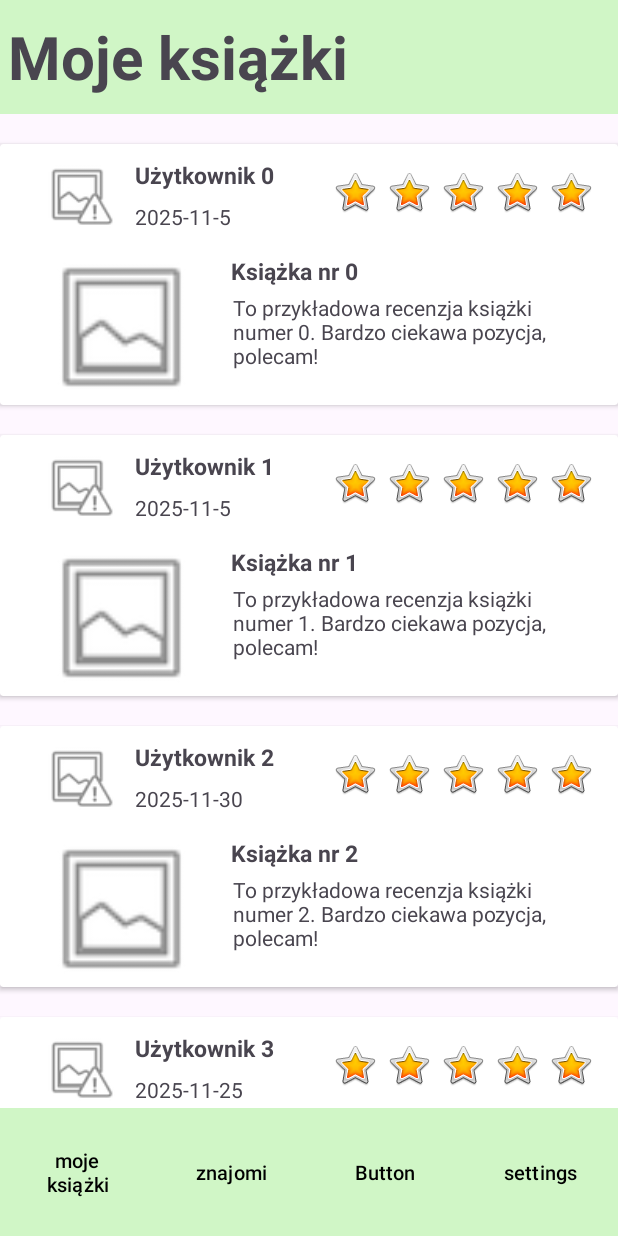
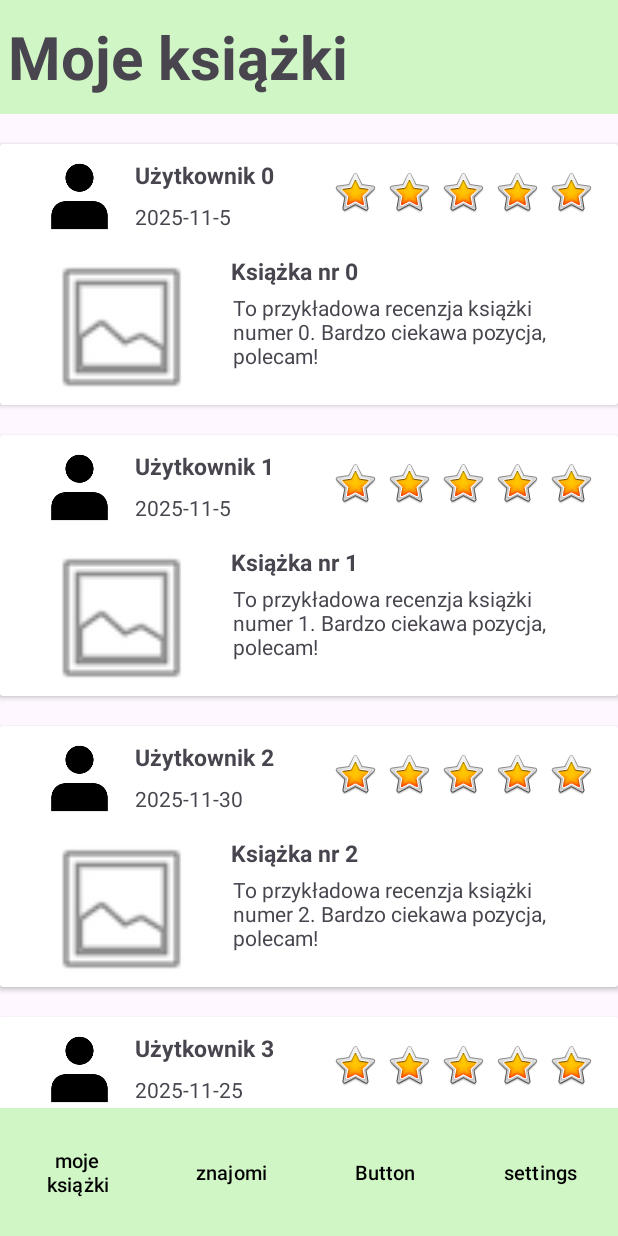
Before and after one commit to Michal1414/ksiazki, an Android app: the screen it shows after launch (MainActivity), on a phone screen of 412 x 824 dp. Run offline under Robolectric (Android 15) with nearby library versions, the phone set to English and light mode, and no system bars.

Commit message:
added icons

```diff
--- a/app/src/main/res/layout/activity_review.xml
+++ b/app/src/main/res/layout/activity_review.xml
@@ -43,7 +43,7 @@
         app:layout_constraintHorizontal_bias="0.497"
         app:layout_constraintStart_toStartOf="parent"
         app:layout_constraintTop_toBottomOf="@+id/authorText"
-        app:srcCompat="@android:drawable/ic_menu_gallery" />
+        app:srcCompat="@drawable/bookcover" />
 
     <TextView
         android:id="@+id/titleText"
--- a/app/src/main/res/layout/recycler_view_row.xml
+++ b/app/src/main/res/layout/recycler_view_row.xml
@@ -27,7 +27,7 @@
             android:layout_marginStart="28dp"
             app:layout_constraintBottom_toBottomOf="parent"
             app:layout_constraintStart_toStartOf="parent"
-            app:srcCompat="@android:drawable/ic_menu_gallery" />
+            app:srcCompat="@drawable/bookcover" />
 
         <TextView
             android:id="@+id/titleTextView"
@@ -84,7 +84,7 @@
             app:layout_constraintBottom_toTopOf="@+id/imageView2"
             app:layout_constraintStart_toStartOf="parent"
             app:layout_constraintTop_toTopOf="parent"
-            app:srcCompat="@android:drawable/ic_menu_report_image" />
+            app:srcCompat="@drawable/usericon" />
 
         <ImageView
             android:id="@+id/star1Img"
```
Also changed, not shown: app/src/main/res/drawable/bookcover.png (added), app/src/main/res/drawable/usericon.png (added).
